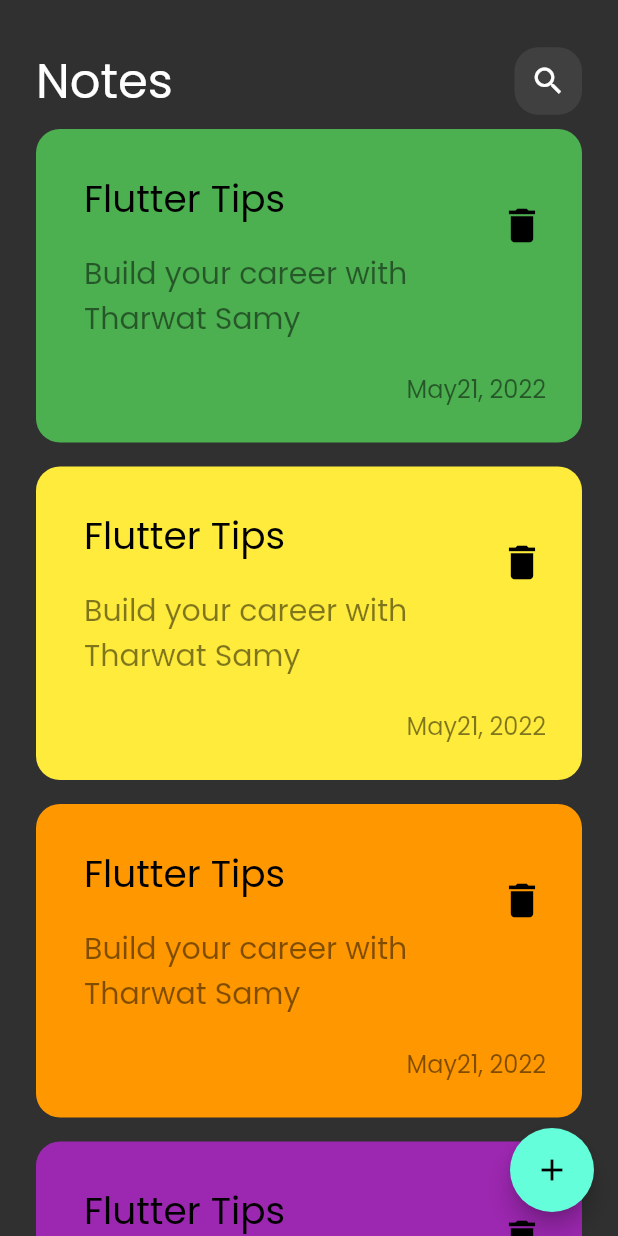
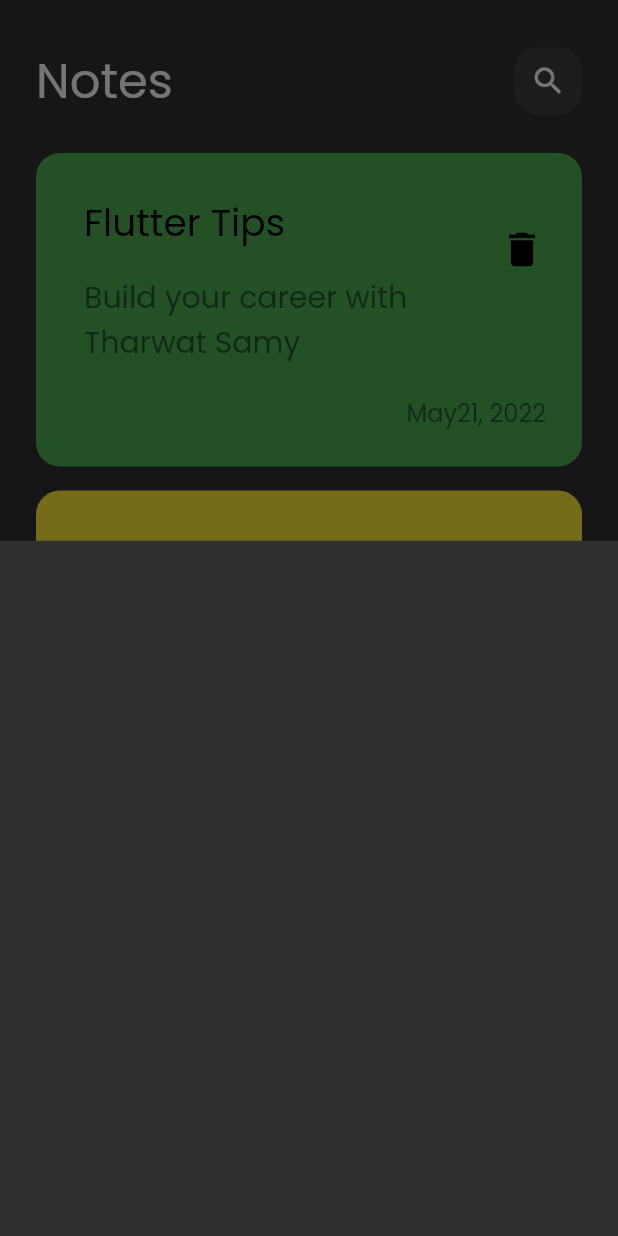
Before and after one commit to Adham167/notes_app, a Flutter app: the screen it shows after launch, after a tap on the "add" icon, on a phone screen of 412 x 824 dp. Run offline on Flutter 3.47's test engine with Material 3 defaults, Android fonts, the light colour scheme and no system bars.

Commit message:
show add note bottom sheet

```diff
--- a/lib/views/note_view.dart
+++ b/lib/views/note_view.dart
@@ -1,4 +1,5 @@
 import 'package:flutter/material.dart';
+import 'package:note_app_1/widgets/add_note_bottom_sheet.dart';
 import 'package:note_app_1/widgets/node_view_body.dart';
 
 class NoteView extends StatelessWidget {
@@ -7,8 +8,15 @@
   @override
   Widget build(BuildContext context) {
     return Scaffold(
-      floatingActionButton:
-          FloatingActionButton(onPressed: () {}, child: Icon(Icons.add)),
+      floatingActionButton: FloatingActionButton(
+          onPressed: () {
+            showModalBottomSheet(
+                context: context,
+                builder: (context) {
+                  return const AddNoteBottomSheet();
+                });
+          },
+          child: Icon(Icons.add)),
       body: NoteViewBody(),
     );
   }
--- /dev/null
+++ b/lib/widgets/add_note_bottom_sheet.dart
@@ -0,0 +1,10 @@
+import 'package:flutter/material.dart';
+
+class AddNoteBottomSheet extends StatelessWidget {
+  const AddNoteBottomSheet({super.key});
+
+  @override
+  Widget build(BuildContext context) {
+    return  Container();
+  }
+}
--- a/lib/widgets/notes_list_view.dart
+++ b/lib/widgets/notes_list_view.dart
@@ -2,9 +2,9 @@
 import 'package:note_app_1/widgets/note_item.dart';
 
 class NotesListView extends StatelessWidget {
-  NotesListView({super.key});
+  const NotesListView({super.key});
 
-  final List<Color> colorslist = [
+  final List<Color> colorslist = const [
     Colors.green,
     Colors.yellow,
     Colors.orange,
@@ -18,7 +18,10 @@
   ];
   @override
   Widget build(BuildContext context) {
-    return ListView.builder(
+    return Padding(
+      padding: const EdgeInsets.symmetric(vertical: 16.0),
+      child: ListView.builder(
+          padding: EdgeInsets.zero,
           itemCount: colorslist.length,
           itemBuilder: (context, index) {
             return Padding(
@@ -27,6 +30,7 @@
                 color: colorslist[index],
               ),
             );
-        });
+          }),
+    );
   }
 }
```
Also changed, not shown: 1 other file. Lines whose indentation alone changed are shown as unchanged.
